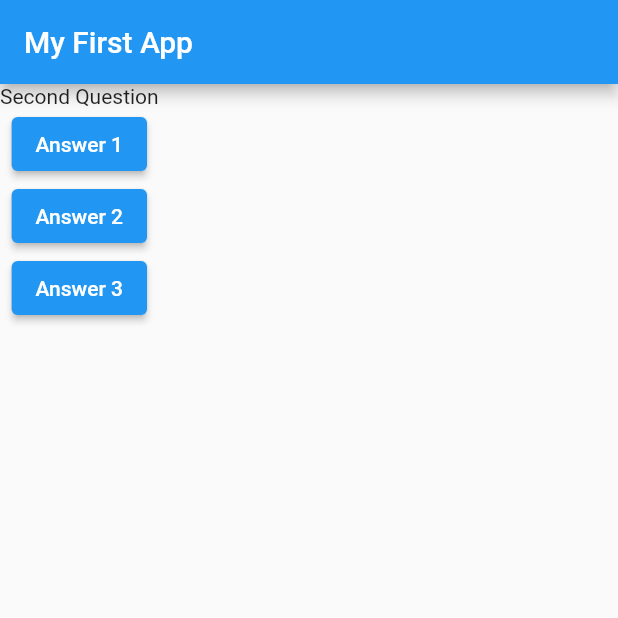
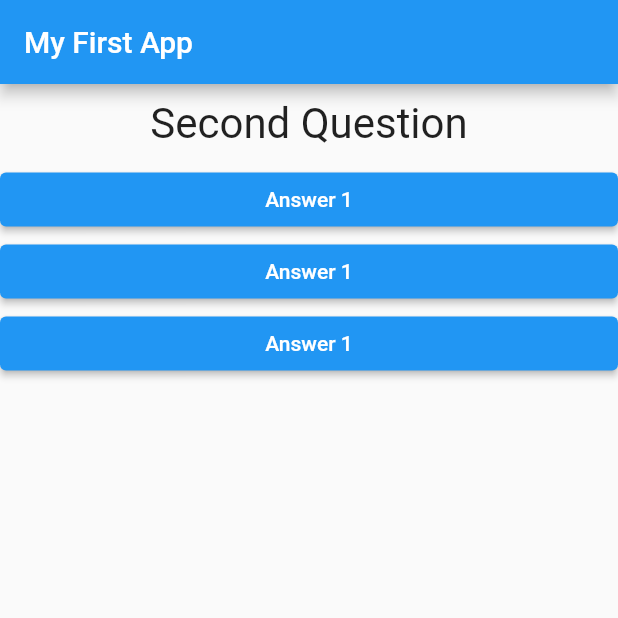
Before and after one commit to Suhiru/quizzApp, a Flutter app: the screen it shows after launch, after a tap on "Answer 1", on a phone screen of 412 x 824 dp, the top half of it. Run offline on Flutter 3.47's test engine with Material 2 defaults, Android fonts, the phone set to English and light mode, and no system bars.

Commit message:
added Answer widget

```diff
--- /dev/null
+++ b/lib/answer.dart
@@ -0,0 +1,20 @@
+import 'package:flutter/material.dart';
+
+class Answer extends StatelessWidget {
+  final Function selectHandler;
+
+  Answer(this.selectHandler);
+
+  @override
+  Widget build(BuildContext context) {
+    return Container(
+        width: double.infinity,
+        child: ElevatedButton(
+          style: ButtonStyle(
+            backgroundColor: MaterialStateProperty.all(Colors.blue),
+          ),
+          onPressed: selectHandler,
+          child: Text("Answer 1"),
+        ));
+  }
+}
--- a/lib/main.dart
+++ b/lib/main.dart
@@ -1,5 +1,6 @@
 import 'package:flutter/material.dart';
 import './question.dart';
+import './answer.dart';
 
 void main() {
   runApp(MyApp());
@@ -17,7 +18,7 @@ class MyApp extends StatefulWidget {
 class _MyAppState extends State<MyApp> {
   var _questionIndex = 0;
 
-  void answerQuestion() {
+  void _answerQuestion() {
     setState(() {
       _questionIndex = _questionIndex + 1;
     });
@@ -43,18 +44,9 @@ class _MyAppState extends State<MyApp> {
             Question(
               questions.elementAt(_questionIndex),
             ),
-            ElevatedButton(
-              onPressed: answerQuestion,
-              child: Text("Answer 1"),
-            ),
-            ElevatedButton(
-              onPressed: answerQuestion,
-              child: Text("Answer 2"),
-            ),
-            ElevatedButton(
-              onPressed: answerQuestion,
-              child: Text("Answer 3"),
-            ),
+            Answer(_answerQuestion),
+            Answer(_answerQuestion),
+            Answer(_answerQuestion),
           ],
         ),
       ),
--- a/lib/question.dart
+++ b/lib/question.dart
@@ -7,6 +7,14 @@ class Question extends StatelessWidget {
 
   @override
   Widget build(BuildContext context) {
-    return Text(questionText);
+    return Container(
+      width: double.infinity,
+      margin: EdgeInsets.all(10),
+      child: Text(
+        questionText,
+        style: TextStyle(fontSize: 28),
+        textAlign: TextAlign.center,
+      ),
+    );
   }
 }
```
